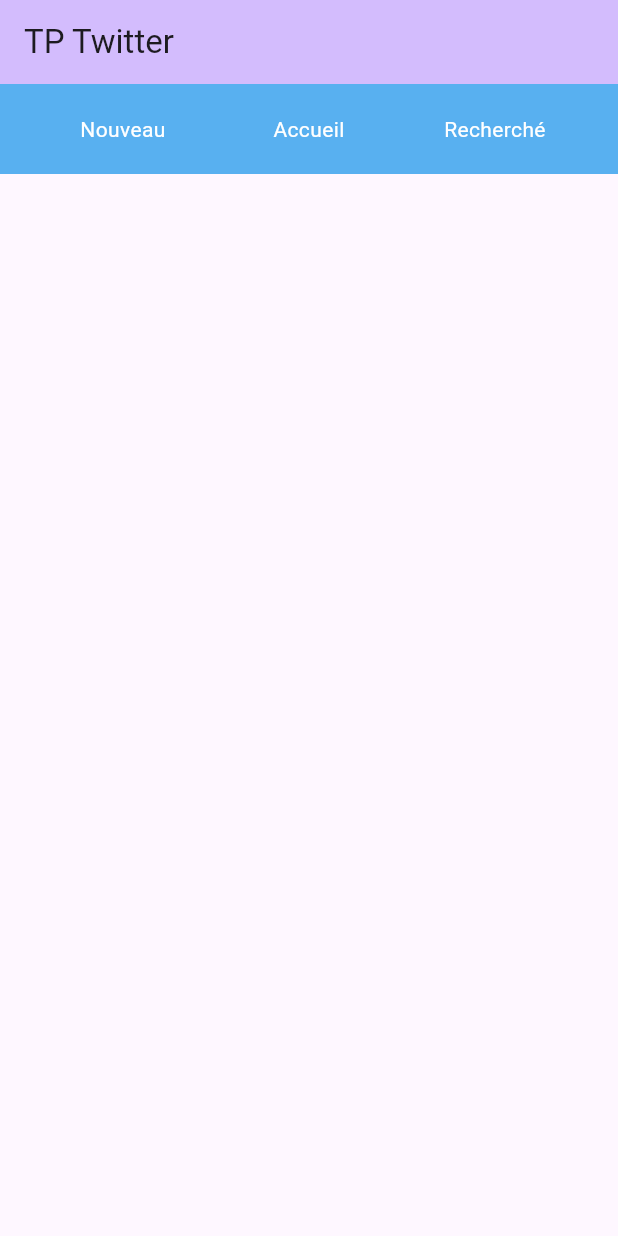
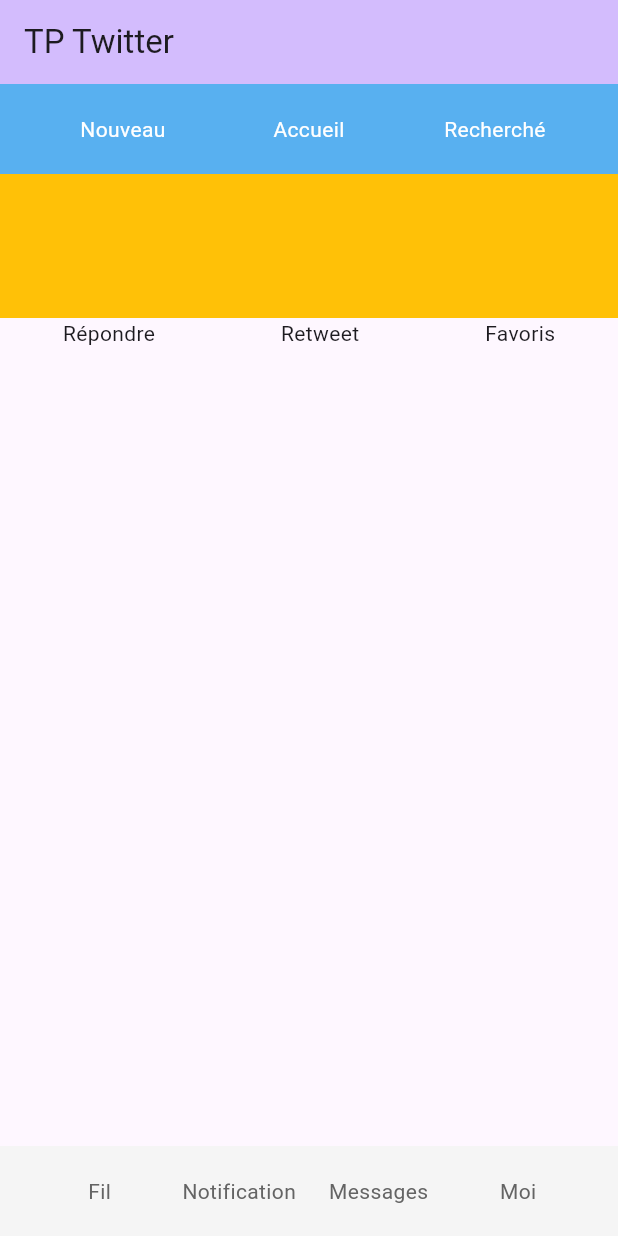
Before and after one commit to Chocolaterie/RCDA_2403_TpFlutter, a Flutter app: the screen it shows after launch, on a phone screen of 412 x 824 dp. Run offline on Flutter 3.47's test engine with Material 3 defaults, Android fonts, the phone set to English and light mode, and no system bars.

Commit message:
correction tp1 02

```diff
--- /dev/null
+++ b/lib/footer.dart
@@ -0,0 +1,31 @@
+import 'package:flutter/material.dart';
+
+class FooterButton extends StatelessWidget {
+  String label;
+
+  FooterButton(this.label) { }
+
+  @override
+  Widget build(BuildContext context) {
+    return Expanded(child: Text(this.label, textAlign: TextAlign.center, style: TextStyle(color: Color(0xFF646464)),));
+  }
+}
+
+class Footer extends StatelessWidget {
+
+  @override
+  Widget build(BuildContext context) {
+    return Container(
+      decoration: BoxDecoration(color: Color(0xFFF5F5F5)),
+      child: Padding(
+        padding: const EdgeInsets.all(20),
+        child: Row(children: [
+          FooterButton("Fil"),
+          FooterButton("Notification"),
+          FooterButton("Messages"),
+          FooterButton("Moi"),
+        ],),
+      ),
+    );
+  }
+}
--- /dev/null
+++ b/lib/header.dart
@@ -0,0 +1,30 @@
+import 'package:flutter/material.dart';
+
+class HeaderButton extends StatelessWidget {
+  String label;
+
+  HeaderButton(this.label) { }
+
+  @override
+  Widget build(BuildContext context) {
+    return Expanded(child: Text(this.label, textAlign: TextAlign.center, style: TextStyle(color: Colors.white),));
+  }
+}
+
+class Header extends StatelessWidget {
+
+  @override
+  Widget build(BuildContext context) {
+    return Container(
+      decoration: BoxDecoration(color: Color(0xFF58B0F0)),
+      child: Padding(
+        padding: const EdgeInsets.all(20),
+        child: Row(children: [
+          HeaderButton("Nouveau"),
+          HeaderButton("Accueil"),
+          HeaderButton("Recherché"),
+        ],),
+      ),
+    );
+  }
+}
--- a/lib/main.dart
+++ b/lib/main.dart
@@ -1,4 +1,6 @@
 import 'package:flutter/material.dart';
+import 'package:tp_twitter/footer.dart';
+import 'package:tp_twitter/header.dart';
 
 void main() {
   runApp(const MyApp());
@@ -21,17 +23,6 @@ class MyApp extends StatelessWidget {
   }
 }
 
-class HeaderButton extends StatelessWidget {
-  String label;
-
-  HeaderButton(this.label) { }
-
-  @override
-  Widget build(BuildContext context) {
-    return Expanded(child: Text(this.label, textAlign: TextAlign.center, style: TextStyle(color: Colors.white),));
-  }
-}
-
 class MyHomePage extends StatelessWidget {
   @override
   Widget build(BuildContext context) {
@@ -42,17 +33,20 @@ class MyHomePage extends StatelessWidget {
       ),
       body: Column(
         children: [
-          Container(
-            decoration: BoxDecoration(color: Color(0xFF58B0F0)),
-            child: Padding(
-              padding: const EdgeInsets.all(20),
-              child: Row(children: [
-                HeaderButton("Nouveau"),
-                HeaderButton("Accueil"),
-                HeaderButton("Recherché"),
-              ],),
-            ),
-          )
+          Header(),
+          Expanded(child:
+              Column(children: [
+                Container(color: Colors.amber, height: 96,),
+                Row(
+                  mainAxisAlignment: MainAxisAlignment.spaceAround,
+                  children: [
+                  Text("Répondre"),
+                  Text("Retweet"),
+                  Text("Favoris"),
+                ],)
+              ],)
+          ),
+          Footer()
         ],
       ),
     );
```
